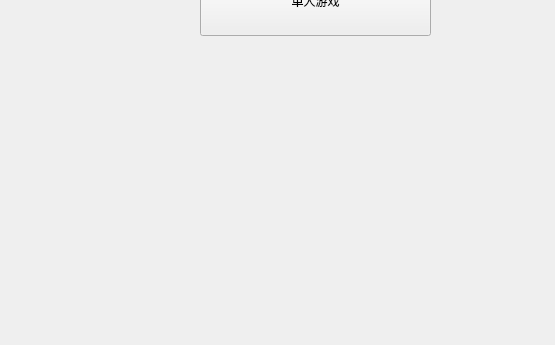
The window that designer/main.ui (apophasis0/reversi) describes before a commit, drawn with Qt 5; both pictures show x 0 to 555 and y 135 to 480 of the 640 by 480 pixel window.
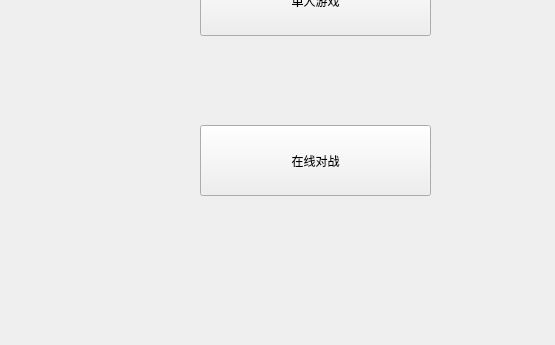
The same window after the commit.

Patch:
```diff
--- a/designer/main.ui
+++ b/designer/main.ui
@@ -26,6 +26,19 @@
     <string>单人游戏</string>
    </property>
   </widget>
+     <widget class="QPushButton" name="pushButtonNetwork">
+         <property name="geometry">
+             <rect>
+                 <x>200</x>
+                 <y>260</y>
+                 <width>231</width>
+                 <height>71</height>
+             </rect>
+         </property>
+         <property name="text">
+             <string>在线对战</string>
+         </property>
+     </widget>
  </widget>
  <resources/>
  <connections/>
```
Lines whose indentation alone changed are shown as unchanged.
